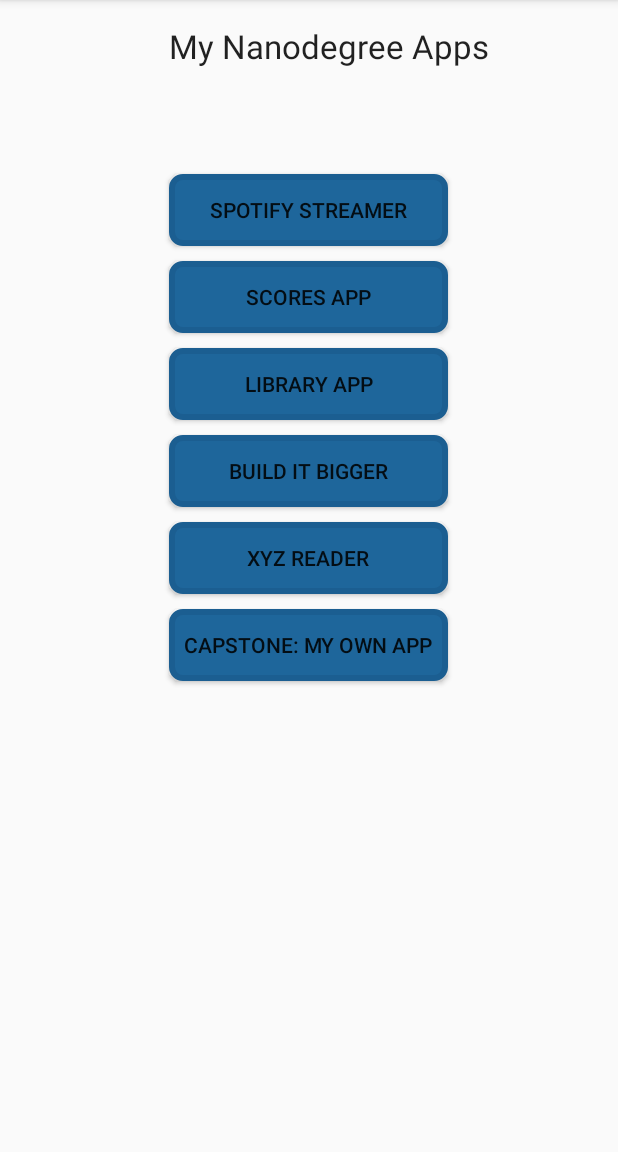
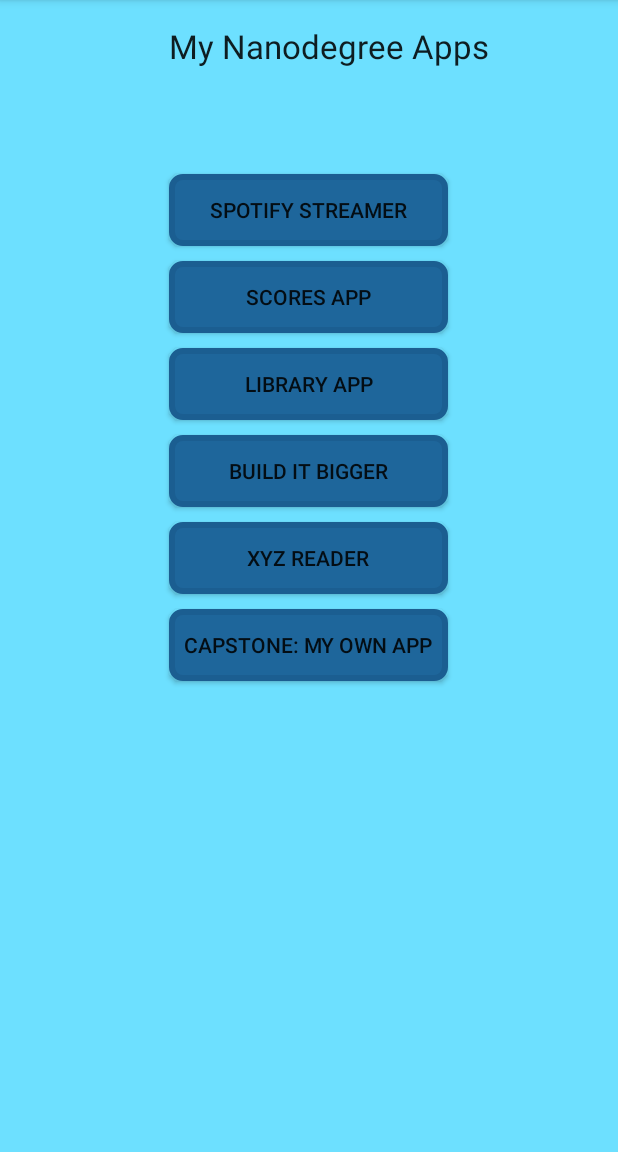
Before and after one commit to marcinwal/myandroidcourse, an Android app: the screen it shows after launch (MainActivity), on a phone screen of 412 x 824 dp, the part 84-1236 px from its top. Run offline under Robolectric (Android 15) with nearby library versions, the phone set to English and light mode, and no system bars.

Commit message:
background color changed

```diff
--- a/app/src/main/res/layout/activity_main.xml
+++ b/app/src/main/res/layout/activity_main.xml
@@ -3,7 +3,8 @@
     android:layout_height="match_parent" android:paddingLeft="@dimen/activity_horizontal_margin"
     android:paddingRight="@dimen/activity_horizontal_margin"
     android:paddingTop="@dimen/activity_vertical_margin"
-    android:paddingBottom="@dimen/activity_vertical_margin" tools:context=".MainActivity">
+    android:paddingBottom="@dimen/activity_vertical_margin" tools:context=".MainActivity"
+    android:background="#ff6de0ff">
 
     <TextView
         android:layout_width="wrap_content"
```
